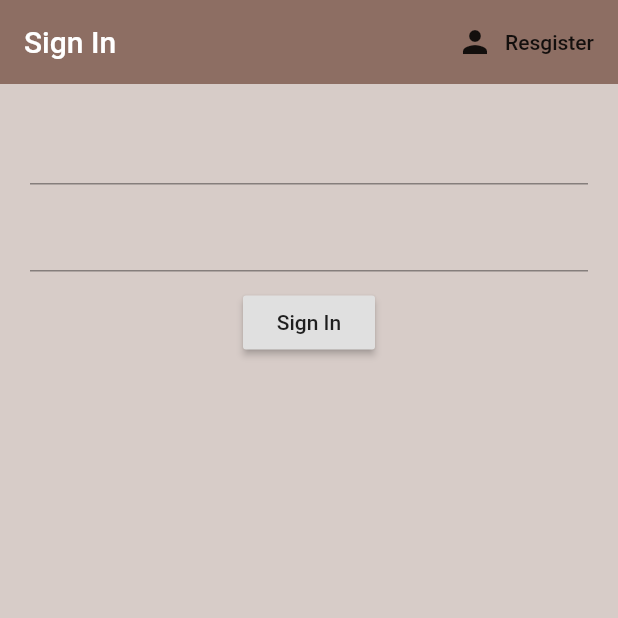
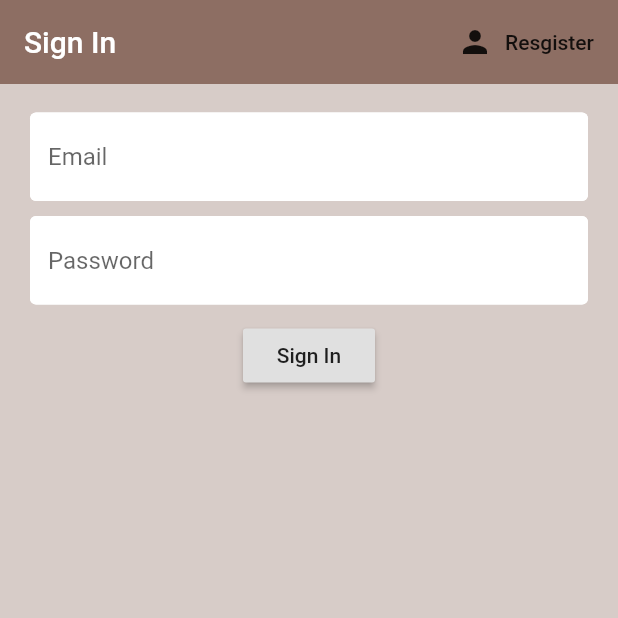
Before and after one commit to hemabhagnani/Brew_Crew, a Flutter app: the screen it shows after launch, on a phone screen of 412 x 824 dp, the top half of it. Run offline on Flutter 3.47's test engine with Material 2 defaults, Android fonts, the phone set to English and light mode, and no system bars; our stand-ins replace firebase_auth; accounts and stored records are empty.

Commit message:
decorate sign-in form by using constant shared data(textInputDecoration).

```diff
--- a/lib/screens/authenticate/sign_in.dart
+++ b/lib/screens/authenticate/sign_in.dart
@@ -1,5 +1,6 @@
 import 'package:brew_crew/services/auth.dart';
 import 'package:flutter/material.dart';
+import 'package:brew_crew/shared/constants.dart';
 
 class SignIn extends StatefulWidget {
   final Function toggleView;
@@ -39,6 +40,7 @@ class _SignInState extends State<SignIn> {
             children: <Widget>[
               SizedBox(height: 10.0),
               TextFormField(
+                decoration: textInputDecoration.copyWith(hintText: 'Email'),
                 validator: (val) => val.isEmpty ? 'Enter an email' : null,
                 onChanged: (val){
                   setState(()=>email=val);
@@ -46,6 +48,7 @@ class _SignInState extends State<SignIn> {
               ),
               SizedBox(height: 10.0),
               TextFormField(
+                decoration: textInputDecoration.copyWith(hintText: 'Password'),
               obscureText: true,
                 validator: (val) => val.length < 6 ? 'Enter a password 6+ chars long' : null,
                 onChanged: (val){
```
